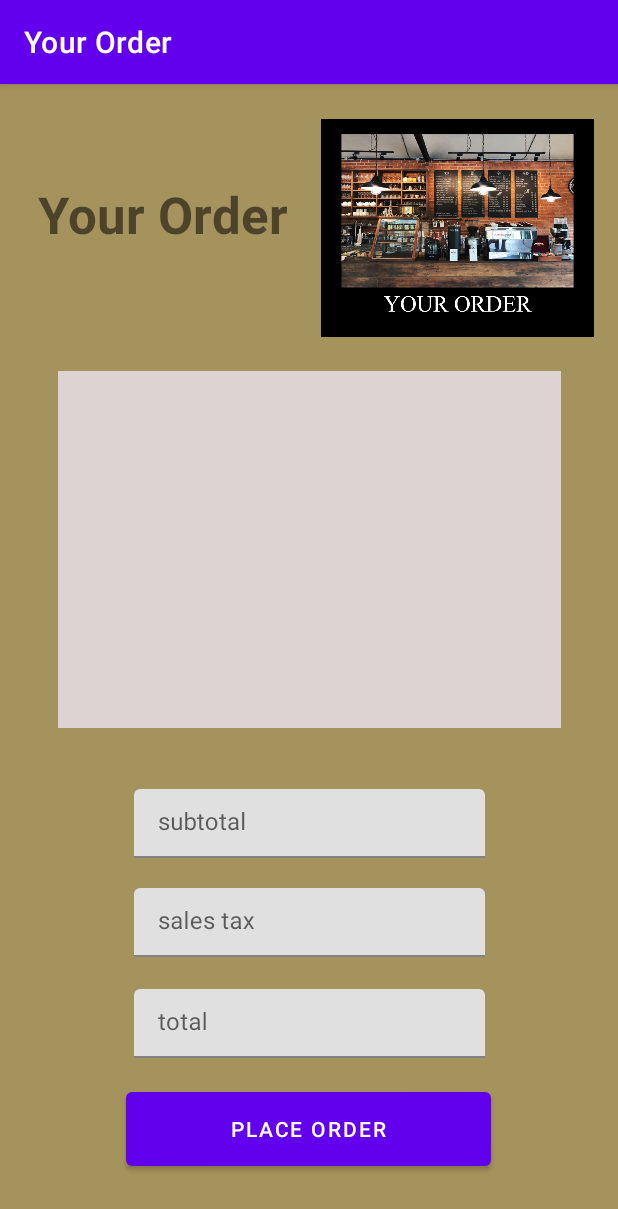
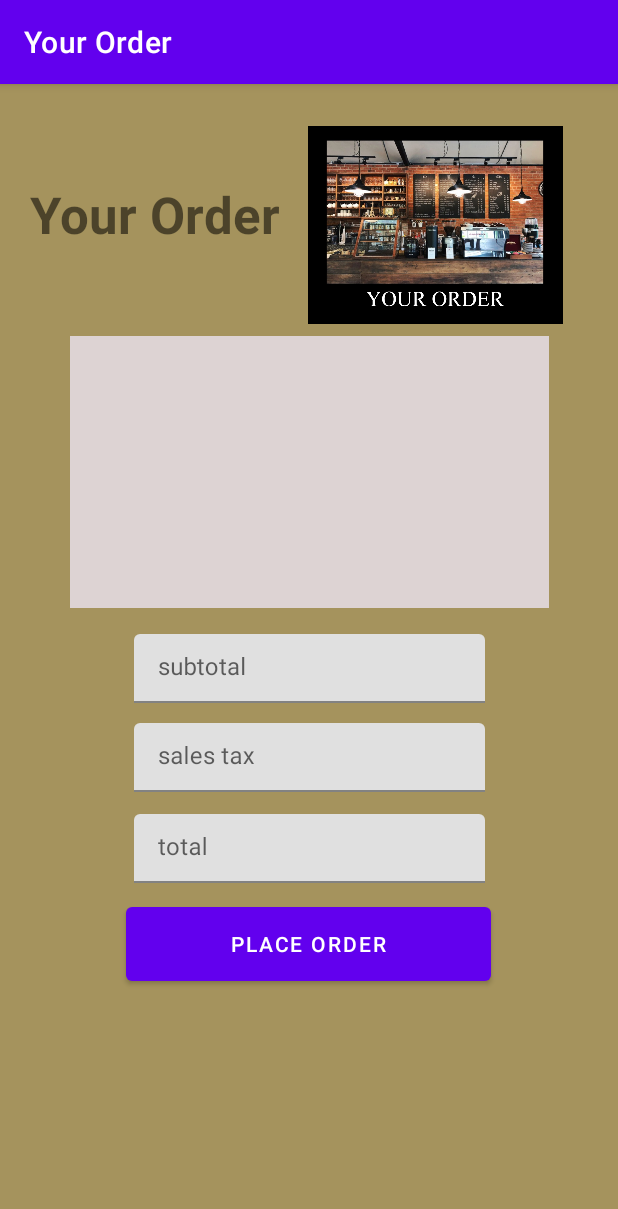
Before and after one commit to mattglennc/213-project5-Stanley-and-Matthew, an Android app: the CurrentOrder screen opened directly, with no data from a screen before it, on a phone screen of 412 x 824 dp. Shown: the top 1209 px of the screen. Run offline under Robolectric (Android 15) with nearby library versions, the phone set to English and light mode, and no system bars.

Commit message:
All layouts done and launcher icon added.

```diff
--- a/app/src/main/res/layout/activity_order.xml
+++ b/app/src/main/res/layout/activity_order.xml
@@ -9,7 +9,7 @@
 
     <TableRow
         android:layout_width="match_parent"
-        android:layout_height="190dp">
+        android:layout_height="160dp">
 
         <androidx.constraintlayout.widget.ConstraintLayout
             android:layout_width="match_parent"
@@ -32,21 +32,20 @@
 
             <ImageView
                 android:id="@+id/imageView"
-                android:layout_width="182dp"
-                android:layout_height="153dp"
-                android:layout_marginEnd="16dp"
+                android:layout_width="172dp"
+                android:layout_height="136dp"
+                android:layout_marginEnd="36dp"
                 android:scaleType="fitCenter"
                 app:layout_constraintBottom_toBottomOf="parent"
                 app:layout_constraintEnd_toEndOf="parent"
                 app:layout_constraintTop_toTopOf="parent"
-                app:layout_constraintVertical_bias="0.508"
                 app:srcCompat="@drawable/your_order" />
         </androidx.constraintlayout.widget.ConstraintLayout>
     </TableRow>
 
     <TableRow
         android:layout_width="match_parent"
-        android:layout_height="241dp" >
+        android:layout_height="205dp">
 
         <androidx.constraintlayout.widget.ConstraintLayout
             android:layout_width="match_parent"
@@ -54,9 +53,9 @@
 
             <ListView
                 android:id="@+id/ordersList"
-                android:layout_width="335dp"
-                android:layout_height="238dp"
-                android:layout_marginBottom="2dp"
+                android:layout_width="319dp"
+                android:layout_height="181dp"
+                android:layout_marginBottom="16dp"
                 android:background="#DDD3D3"
                 app:layout_constraintBottom_toBottomOf="parent"
                 app:layout_constraintEnd_toEndOf="parent"
@@ -66,14 +65,13 @@
 
     <androidx.constraintlayout.widget.ConstraintLayout
         android:layout_width="match_parent"
-        android:layout_height="match_parent">
+        android:layout_height="272dp">
 
         <com.google.android.material.textfield.TextInputLayout
             android:id="@+id/textInputLayout5"
             android:layout_width="234dp"
             android:layout_height="46dp"
             android:layout_marginStart="90dp"
-            android:layout_marginTop="30dp"
             android:layout_marginEnd="90dp"
             android:layout_marginBottom="11dp"
             app:layout_constraintBottom_toTopOf="@+id/textInputLayout3"
--- a/app/src/main/res/layout/activity_store.xml
+++ b/app/src/main/res/layout/activity_store.xml
@@ -54,8 +54,8 @@
 
             <ListView
                 android:id="@+id/ordersList"
-                android:layout_width="332dp"
-                android:layout_height="460dp"
+                android:layout_width="336dp"
+                android:layout_height="327dp"
                 android:layout_marginBottom="32dp"
                 android:background="#DDD3D3"
                 app:layout_constraintBottom_toBottomOf="parent"
```
Also changed, not shown: app/src/main/res/layout/activity_coffee.xml (+7 -8 lines).
